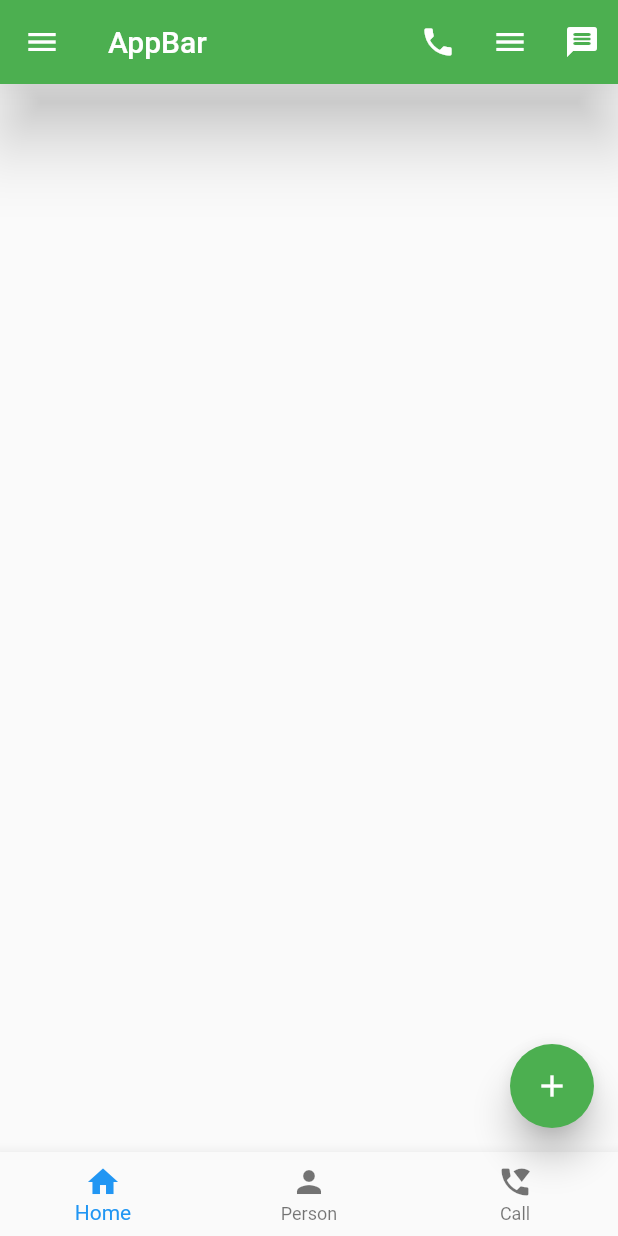
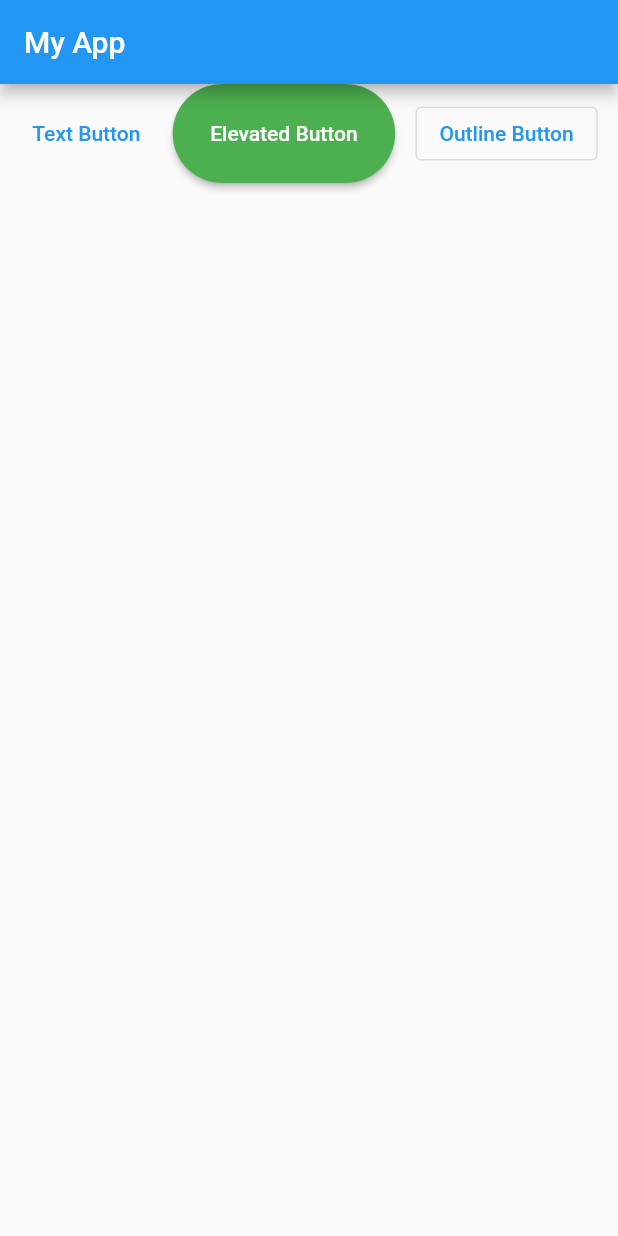
Before and after one commit to IsratAra17/flutter_core, a Flutter app: the screen it shows after launch, on a phone screen of 412 x 824 dp. Run offline on Flutter 3.47's test engine with Material 2 defaults, Android fonts, the phone set to English and light mode, and no system bars.

Commit message:
all buttons(textbutton,elevatedbtn,custom,outlinedbtn added

```diff
--- /dev/null
+++ b/lib/all_buttons.dart
@@ -0,0 +1,46 @@
+import 'package:flutter/material.dart';
+
+class Btn_design extends StatefulWidget {
+  const Btn_design({Key? key}) : super(key: key);
+
+  @override
+  State<Btn_design> createState() => _Btn_designState();
+}
+
+class _Btn_designState extends State<Btn_design> {
+  MySnackBar(message,context)
+  {
+    ScaffoldMessenger.of(context).showSnackBar(
+      SnackBar(content: Text(message),)
+    );
+  }
+  @override
+  Widget build(BuildContext context) {
+    ButtonStyle buttonStyle=ElevatedButton.styleFrom(
+        padding: EdgeInsets.all(25),
+        backgroundColor: Colors.green,
+        foregroundColor: Colors.white,
+        shape: RoundedRectangleBorder(
+            borderRadius: BorderRadius.all(Radius.circular(40))
+        )
+    );
+
+    return Scaffold(
+      appBar: AppBar(
+        title: Text("My App"),
+      ),
+      body: Row(
+        mainAxisAlignment: MainAxisAlignment.spaceEvenly,
+        children: [
+          TextButton(onPressed: (){MySnackBar("I am Text Button",context);}, child: Text('Text Button')),
+          ElevatedButton(onPressed: (){MySnackBar("I am Elevated Button",context);}, child: Text('Elevated Button'),style: buttonStyle,),
+          OutlinedButton(onPressed: (){MySnackBar("I am Outline Button",context);}, child: Text('Outline Button')),
+        ],
+      ),
+    );
+
+  }
+
+
+
+}
--- a/lib/main.dart
+++ b/lib/main.dart
@@ -1,5 +1,7 @@
 import 'package:flutter/material.dart';
 import 'package:flutter_core/homepage.dart';
+
+import 'all_buttons.dart';
 
 void main() {
   runApp(const MyApp());
@@ -16,7 +18,7 @@ class MyApp extends StatelessWidget {
       theme: ThemeData(primarySwatch: Colors.blue,),
       debugShowCheckedModeBanner: false,
       darkTheme: ThemeData(primarySwatch: Colors.blue),
-      home: HomePage(),
+      home: Btn_design(),
     );
   }
 }
```
